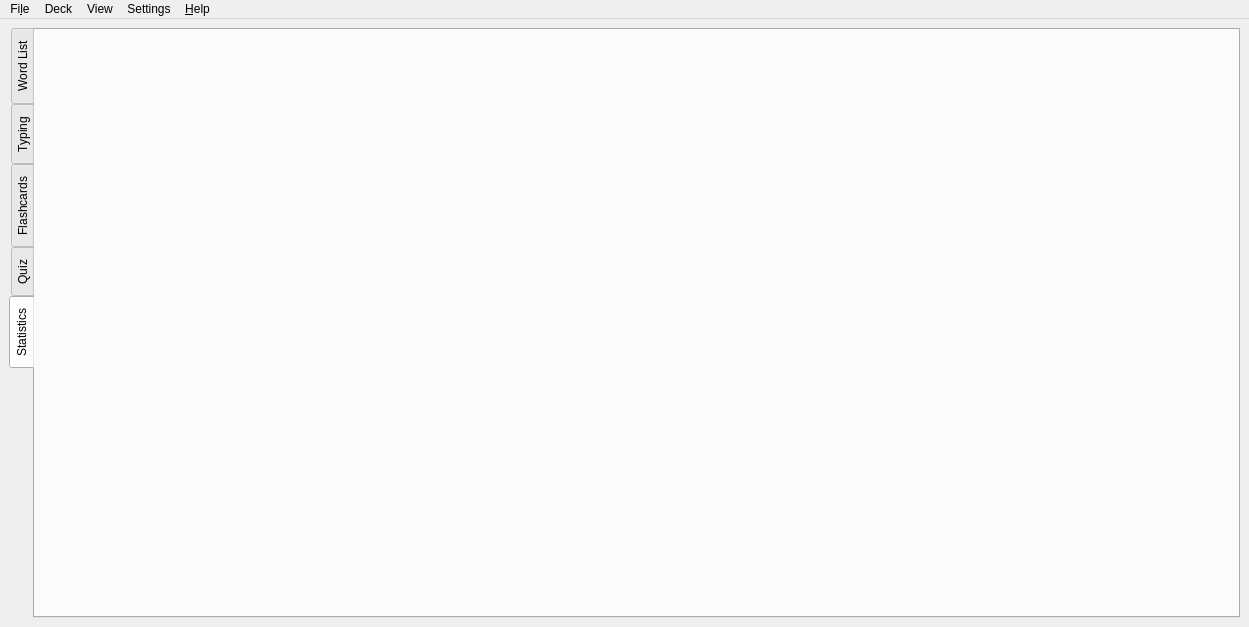
Old version of the form cjk-trainer/ui/MainWindowView.ui in the repository mruiz42/cjk-trainer.
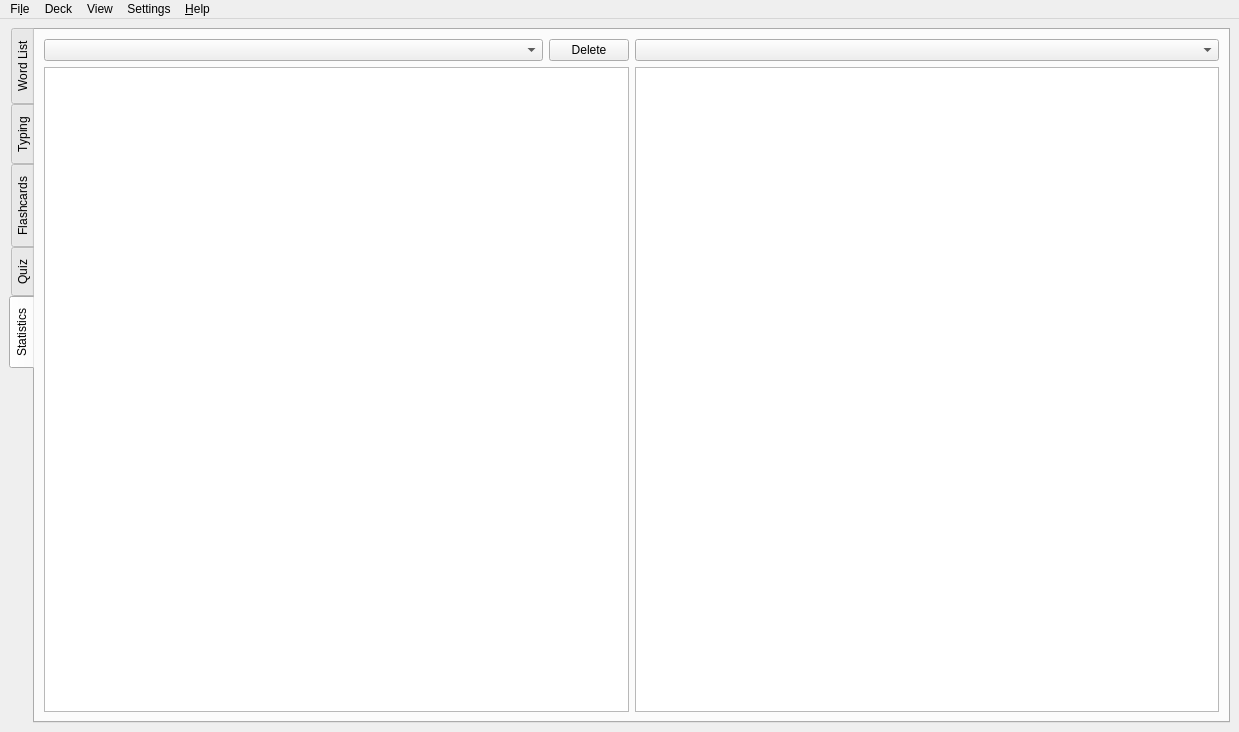
New version of the form. The open tabs and pages were chosen to show the change. Icons and pictures are not drawn.

The edit to the form file:
```diff
--- a/cjk-trainer/ui/MainWindowView.ui
+++ b/cjk-trainer/ui/MainWindowView.ui
@@ -6,8 +6,8 @@
    <rect>
     <x>0</x>
     <y>0</y>
-    <width>1249</width>
-    <height>627</height>
+    <width>1239</width>
+    <height>732</height>
    </rect>
   </property>
   <property name="sizePolicy">
@@ -1033,6 +1033,38 @@
          <attribute name="title">
           <string>Statistics</string>
          </attribute>
+         <layout class="QGridLayout" name="gridLayout_2">
+          <item row="0" column="1">
+           <layout class="QHBoxLayout" name="horizontalLayout_13">
+            <item>
+             <widget class="QComboBox" name="comboBox_sessions">
+              <property name="sizePolicy">
+               <sizepolicy hsizetype="MinimumExpanding" vsizetype="Fixed">
+                <horstretch>0</horstretch>
+                <verstretch>0</verstretch>
+               </sizepolicy>
+              </property>
+             </widget>
+            </item>
+            <item>
+             <widget class="QPushButton" name="pushButton_removeSession">
+              <property name="text">
+               <string>Delete</string>
+              </property>
+             </widget>
+            </item>
+           </layout>
+          </item>
+          <item row="0" column="3">
+           <widget class="QComboBox" name="comboBox_statistics"/>
+          </item>
+          <item row="1" column="1">
+           <widget class="QTableView" name="tableView_sessionData"/>
+          </item>
+          <item row="1" column="3">
+           <widget class="QGraphicsView" name="graphicsView_statistics"/>
+          </item>
+         </layout>
         </widget>
        </widget>
       </item>
@@ -1045,7 +1077,7 @@
     <rect>
      <x>0</x>
      <y>0</y>
-     <width>1249</width>
+     <width>1239</width>
      <height>30</height>
     </rect>
    </property>
```
Left out of the diff: 9 changed lines with no effect on the pictures.
